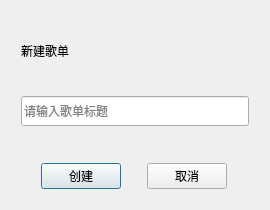
First picture: the form in src/ui/AddMusicListDialogUI.ui, repository renchangjiu/kon-windows, before the edit.
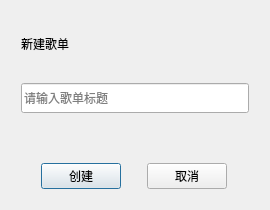
Second picture: the form after the edit.

```diff
--- a/src/ui/AddMusicListDialogUI.ui
+++ b/src/ui/AddMusicListDialogUI.ui
@@ -56,7 +56,7 @@
      <property name="sizeHint" stdset="0">
       <size>
        <width>20</width>
-       <height>40</height>
+       <height>60</height>
       </size>
      </property>
     </spacer>
```
